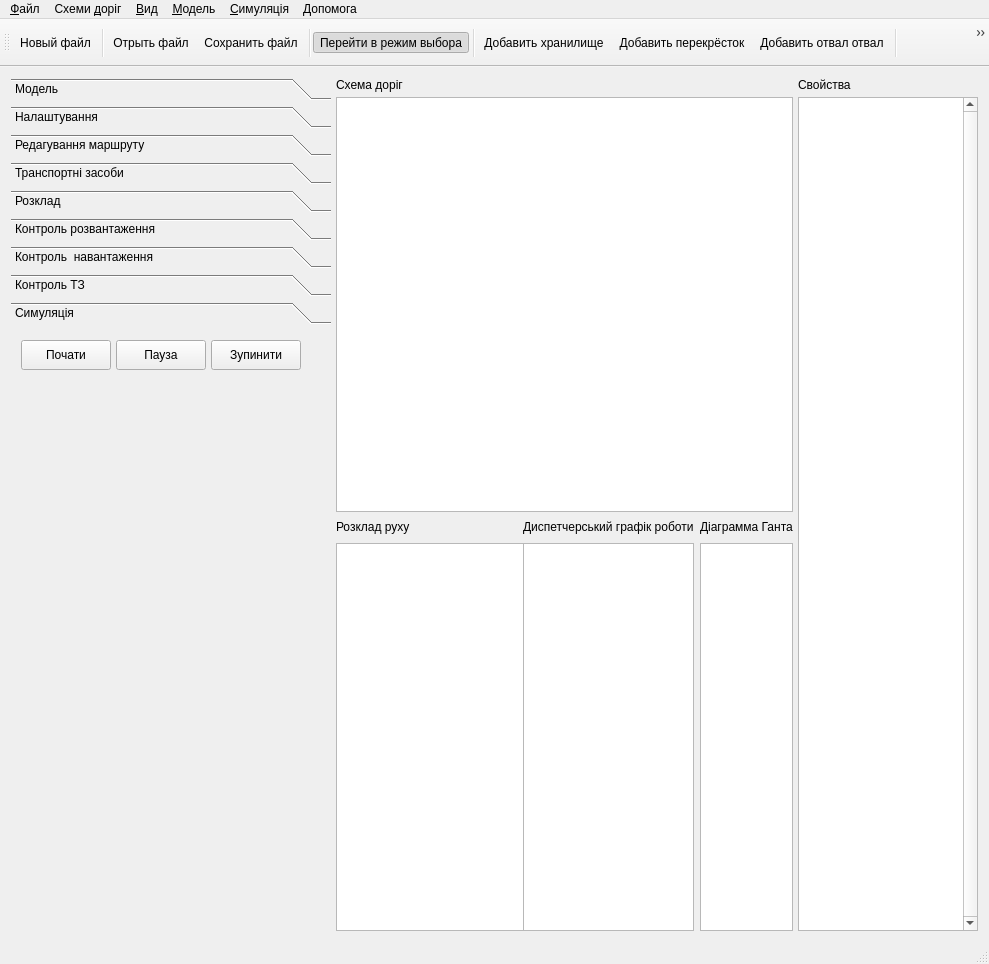
danylo-bilyk/trucks, file trucks.ui: the form before one commit.
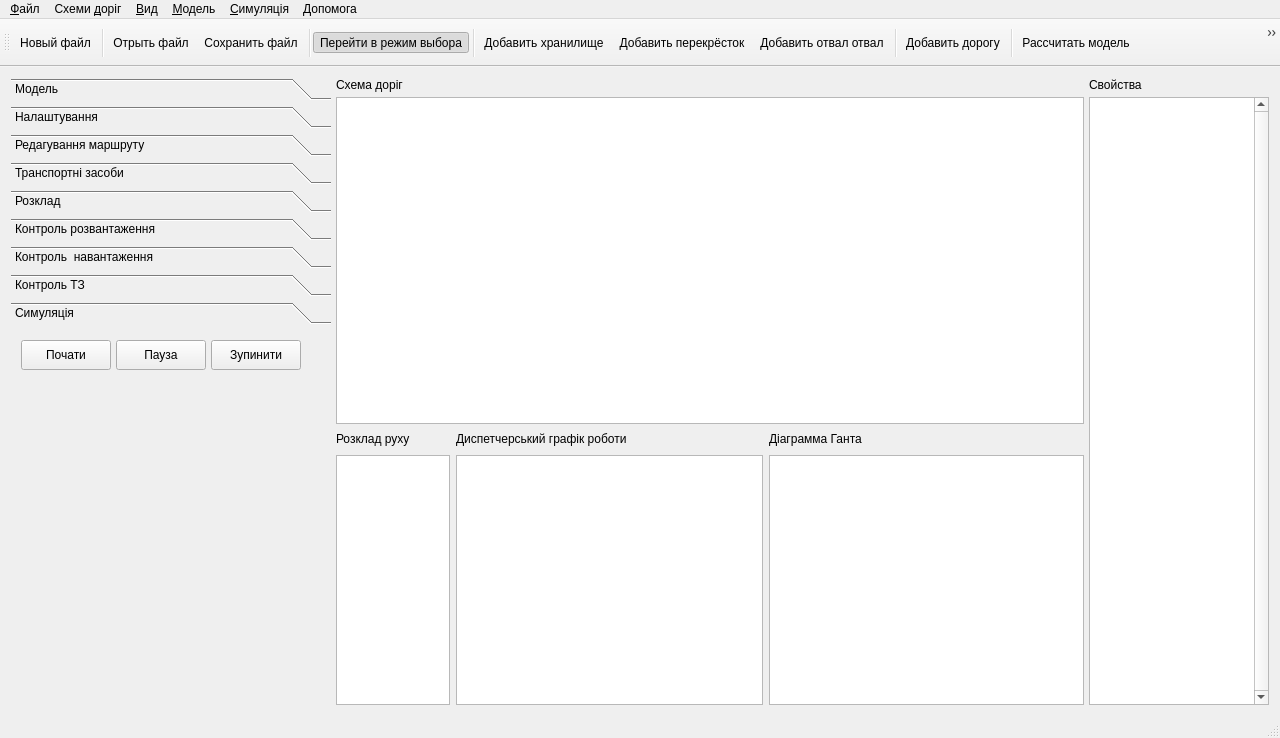
The form after the commit. Icons and pictures are not drawn. Custom widgets are drawn as their Qt base class.

Commit message: Update graphics & layout

What changed in the file:
```diff
--- a/trucks.ui
+++ b/trucks.ui
@@ -6,20 +6,20 @@
    <rect>
     <x>0</x>
     <y>0</y>
-    <width>989</width>
-    <height>964</height>
+    <width>1280</width>
+    <height>738</height>
    </rect>
   </property>
   <property name="minimumSize">
    <size>
-    <width>800</width>
-    <height>600</height>
+    <width>1280</width>
+    <height>738</height>
    </size>
   </property>
   <property name="maximumSize">
    <size>
-    <width>16777215</width>
-    <height>16777215</height>
+    <width>1280</width>
+    <height>738</height>
    </size>
   </property>
   <property name="windowTitle">
@@ -2266,7 +2266,7 @@
              <x>0</x>
              <y>0</y>
              <width>320</width>
-             <height>568</height>
+             <height>342</height>
             </rect>
            </property>
            <attribute name="label">
@@ -2345,6 +2345,9 @@
         </item>
         <item>
          <layout class="QHBoxLayout" name="scheduleLayout">
+          <property name="sizeConstraint">
+           <enum>QLayout::SetMinimumSize</enum>
+          </property>
           <item>
            <layout class="QVBoxLayout" name="anotherDiagramLayout">
             <property name="sizeConstraint">
@@ -2373,16 +2376,19 @@
              <widget class="QGraphicsView" name="graphicsView_3">
               <property name="minimumSize">
                <size>
-                <width>300</width>
-                <height>100</height>
+                <width>50</width>
+                <height>250</height>
                </size>
               </property>
               <property name="maximumSize">
                <size>
-                <width>300</width>
-                <height>400</height>
+                <width>9999</width>
+                <height>250</height>
                </size>
               </property>
+              <property name="verticalScrollBarPolicy">
+               <enum>Qt::ScrollBarAlwaysOff</enum>
+              </property>
              </widget>
             </item>
            </layout>
@@ -2413,12 +2419,24 @@
             </item>
             <item>
              <widget class="QGraphicsView" name="graphicsView">
+              <property name="minimumSize">
+               <size>
+                <width>307</width>
+                <height>250</height>
+               </size>
+              </property>
               <property name="maximumSize">
                <size>
-                <width>16777215</width>
-                <height>400</height>
+                <width>317</width>
+                <height>250</height>
                </size>
               </property>
+              <property name="verticalScrollBarPolicy">
+               <enum>Qt::ScrollBarAlwaysOff</enum>
+              </property>
+              <property name="horizontalScrollBarPolicy">
+               <enum>Qt::ScrollBarAlwaysOff</enum>
+              </property>
              </widget>
             </item>
            </layout>
@@ -2449,12 +2467,24 @@
             </item>
             <item>
              <widget class="QGraphicsView" name="graphicsView_2">
+              <property name="minimumSize">
+               <size>
+                <width>315</width>
+                <height>250</height>
+               </size>
+              </property>
               <property name="maximumSize">
                <size>
-                <width>16777215</width>
-                <height>400</height>
+                <width>325</width>
+                <height>250</height>
                </size>
               </property>
+              <property name="verticalScrollBarPolicy">
+               <enum>Qt::ScrollBarAlwaysOff</enum>
+              </property>
+              <property name="horizontalScrollBarPolicy">
+               <enum>Qt::ScrollBarAlwaysOff</enum>
+              </property>
              </widget>
             </item>
            </layout>
@@ -2508,7 +2538,7 @@
     <rect>
      <x>0</x>
      <y>0</y>
-     <width>989</width>
+     <width>1280</width>
      <height>25</height>
     </rect>
    </property>
```
Left out of the diff: 18 changed lines with no effect on the pictures. The commit also changes 4 other files.
